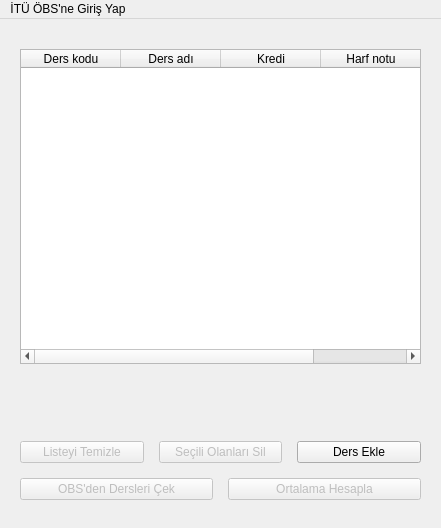
canetizen/gpacalc, file ui/form_main.ui: the form before one commit.
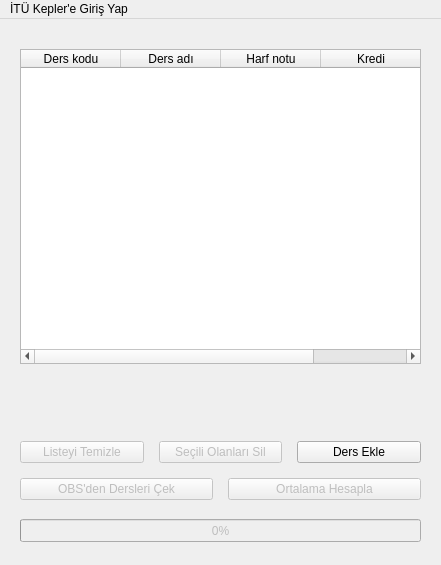
The form after the commit. Icons and pictures are not drawn.

Patch:
```diff
--- a/ui/form_main.ui
+++ b/ui/form_main.ui
@@ -10,7 +10,7 @@
     <x>0</x>
     <y>0</y>
     <width>441</width>
-    <height>528</height>
+    <height>565</height>
    </rect>
   </property>
   <property name="windowTitle">
@@ -67,16 +67,16 @@
          <string>Ders adı</string>
         </property>
        </column>
-       <column>
-        <property name="text">
-         <string>Kredi</string>
-        </property>
-       </column>
        <column>
         <property name="text">
          <string>Harf notu</string>
         </property>
        </column>
+       <column>
+        <property name="text">
+         <string>Kredi</string>
+        </property>
+       </column>
       </widget>
      </item>
      <item>
@@ -169,6 +169,22 @@
      </item>
     </layout>
    </widget>
+   <widget class="QProgressBar" name="progressBar">
+    <property name="enabled">
+     <bool>false</bool>
+    </property>
+    <property name="geometry">
+     <rect>
+      <x>20</x>
+      <y>500</y>
+      <width>401</width>
+      <height>23</height>
+     </rect>
+    </property>
+    <property name="value">
+     <number>0</number>
+    </property>
+   </widget>
   </widget>
   <widget class="QMenuBar" name="menubar">
    <property name="geometry">
@@ -176,7 +192,7 @@
      <x>0</x>
      <y>0</y>
      <width>441</width>
-     <height>22</height>
+     <height>24</height>
     </rect>
    </property>
    <widget class="QMenu" name="menu">
@@ -184,7 +200,7 @@
      <bool>true</bool>
     </property>
     <property name="title">
-     <string>İTÜ ÖBS'ne Giriş Yap</string>
+     <string>İTÜ Kepler'e Giriş Yap</string>
     </property>
    </widget>
    <addaction name="menu"/>
```
Left out of the diff: 2 changed lines with no effect on the pictures.
